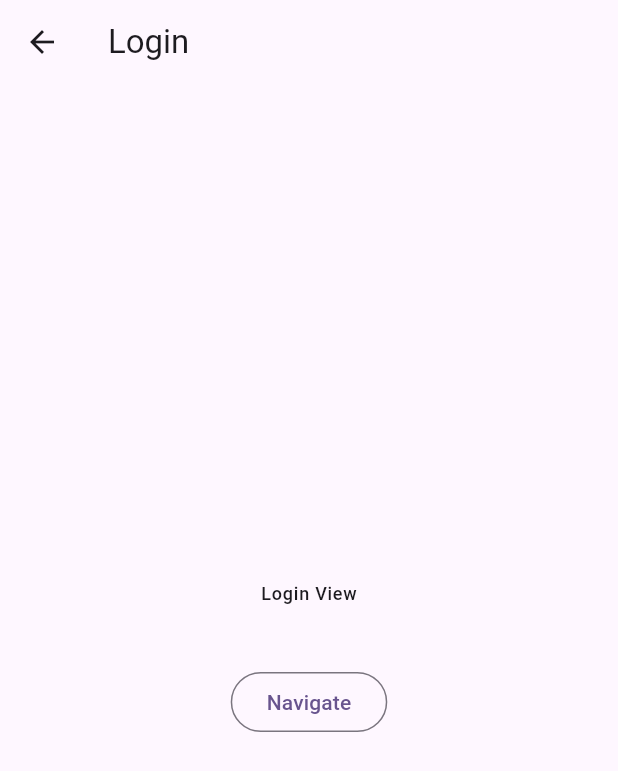
After one commit to yubinkarki/beats-box, a Flutter app: the LoginView screen opened directly, on a phone screen of 412 x 824 dp. The commit adds this screen. Shown: the top 771 px of the screen. Run offline on Flutter 3.47's test engine with Material 2 defaults, Android fonts, the phone set to English and light mode, and no system bars; our stand-ins replace bloc, flutter_bloc, flutter_secure_storage, google_fonts; accounts and stored records are empty.

Commit message:
chore: move views to folders

```diff
--- /dev/null
+++ b/lib/views/auth/login_view.dart
@@ -0,0 +1,40 @@
+import 'package:flutter/material.dart';
+
+import 'package:beats_box/constants/constants_barrel.dart';
+import 'package:beats_box/services/locator.dart';
+import 'package:flutter_secure_storage/flutter_secure_storage.dart';
+
+class LoginView extends StatelessWidget {
+  const LoginView({super.key});
+
+  @override
+  Widget build(BuildContext context) {
+    final TextTheme textTheme = Theme.of(context).textTheme;
+    final ColorScheme colorScheme = Theme.of(context).colorScheme;
+
+    return Scaffold(
+      appBar: AppBar(title: const Text("Login")),
+      body: Container(
+        height: double.infinity,
+        width: double.infinity,
+        decoration: BoxDecoration(color: colorScheme.background),
+        child: Center(
+          child: Column(
+            mainAxisAlignment: MainAxisAlignment.center,
+            children: [
+              Text("Login View", style: textTheme.labelMedium),
+              const SizedBox(height: 40),
+              OutlinedButton(
+                onPressed: () async {
+                  await Future.delayed(const Duration(milliseconds: 200));
+                  Navigator.of(context).pushNamed(AppRoutes.register);
+                },
+                child: const Text("Navigate"),
+              )
+            ],
+          ),
+        ),
+      ),
+    );
+  }
+}
--- /dev/null
+++ b/lib/views/views_barrel.dart
@@ -0,0 +1,6 @@
+export 'home/home_view.dart';
+export 'auth/login_view.dart';
+export 'auth/initial_view.dart';
+export 'auth/register_view.dart';
+export 'not_found/page_not_found_view.dart';
+export 'not_found/dead_view.dart';
```
Also changed, not shown: lib/views/auth/initial_view.dart (added, +33 -0 lines), lib/views/auth/register_view.dart (added, +21 -0 lines), lib/views/home/home_view.dart (renamed from lib/views/initial_view.dart, +6 -6 lines), lib/views/not_found/dead_view.dart (added, +14 -0 lines), lib/views/not_found/page_not_found_view.dart (added, +14 -0 lines).
